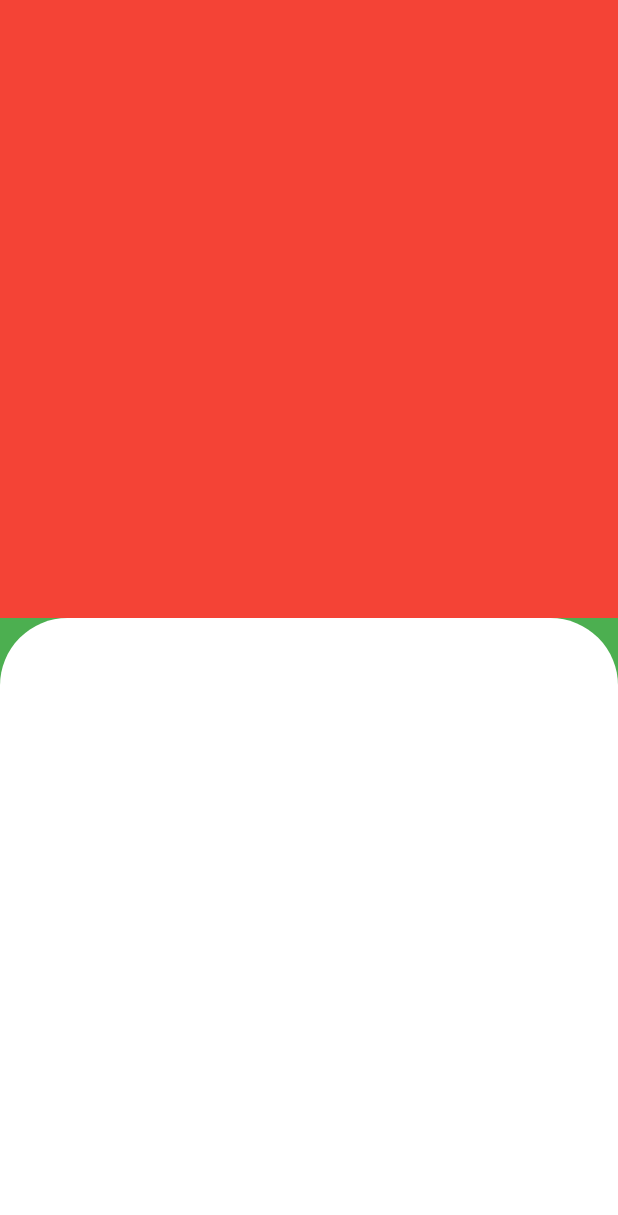
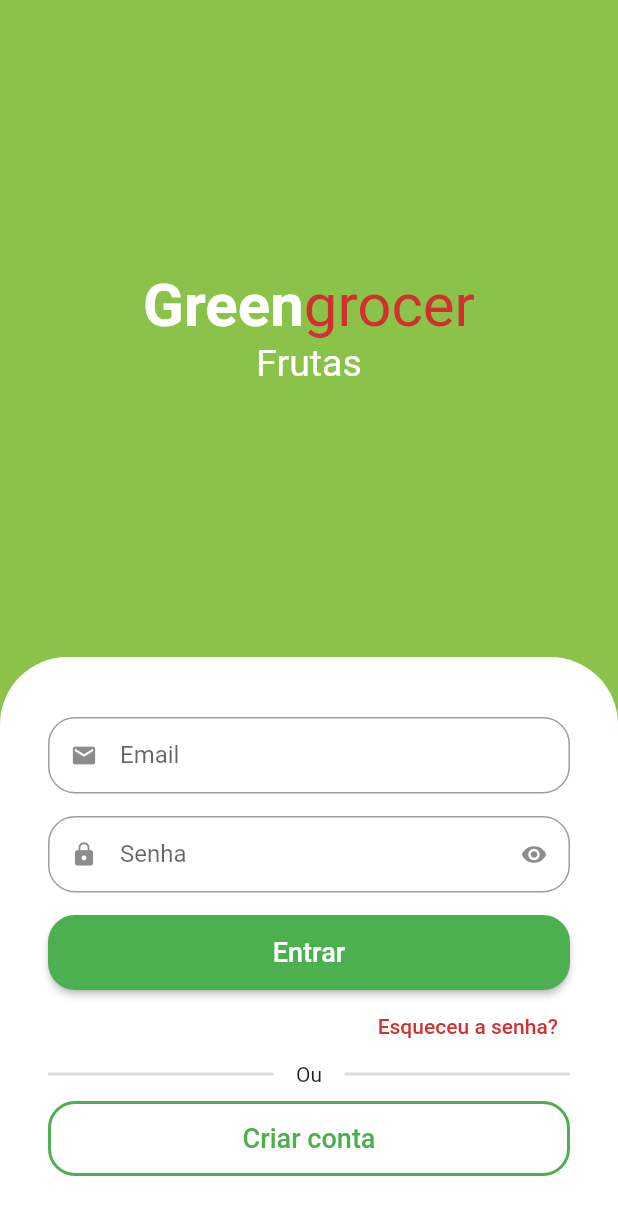
Before and after one commit to davicezarborgesdeveloper/greengrocer, a Flutter app: the screen it shows after launch, on a phone screen of 412 x 824 dp. Shown: the top 1215 px of the screen. Run offline on Flutter 3.47's test engine with Material 2 defaults, Android fonts, the phone set to English and light mode, and no system bars; drawn by our look-alikes of animated_text_kit.

Commit message:
tela de login

```diff
--- a/lib/main.dart
+++ b/lib/main.dart
@@ -13,7 +13,7 @@ class MyApp extends StatelessWidget {
     return MaterialApp(
       title: 'Flutter Demo',
       theme: ThemeData(
-        primarySwatch: Colors.blue,
+        primarySwatch: Colors.green,
       ),
       debugShowCheckedModeBanner: false,
       home: const SignInScreen(),
--- /dev/null
+++ b/lib/src/auth/components/custom_text_field.dart
@@ -0,0 +1,56 @@
+import 'package:flutter/material.dart';
+
+class CustomTextField extends StatefulWidget {
+  final IconData icon;
+  final String label;
+  final bool isSecret;
+
+  const CustomTextField({
+    Key? key,
+    required this.icon,
+    required this.label,
+    this.isSecret = false,
+  }) : super(key: key);
+
+  @override
+  State<CustomTextField> createState() => _CustomTextFieldState();
+}
+
+class _CustomTextFieldState extends State<CustomTextField> {
+  bool isObscure = false;
+
+  @override
+  void initState() {
+    super.initState();
+    isObscure = widget.isSecret;
+  }
+
+  @override
+  Widget build(BuildContext context) {
+    return Padding(
+      padding: const EdgeInsets.only(bottom: 15),
+      child: TextFormField(
+        obscureText: isObscure,
+        decoration: InputDecoration(
+          prefixIcon: Icon(widget.icon),
+          suffixIcon: widget.isSecret
+              ? IconButton(
+                  onPressed: () {
+                    setState(() {
+                      isObscure = !isObscure;
+                    });
+                  },
+                  icon:
+                      Icon(isObscure ? Icons.visibility : Icons.visibility_off),
+                )
+              : null,
+          labelText: widget.label,
+          isDense: true,
+          border: OutlineInputBorder(
+            borderRadius: BorderRadius.circular(18),
+          ),
+        ),
+      ),
+    );
+  }
+}
--- a/lib/src/auth/sign_in_screen.dart
+++ b/lib/src/auth/sign_in_screen.dart
@@ -1,26 +1,159 @@
+import 'package:animated_text_kit/animated_text_kit.dart';
 import 'package:flutter/material.dart';
+import 'package:greengrocer/src/auth/components/custom_text_field.dart';
+import 'package:greengrocer/src/config/custom_colors.dart';
 
 class SignInScreen extends StatelessWidget {
   const SignInScreen({Key? key}) : super(key: key);
 
   @override
   Widget build(BuildContext context) {
+    final size = MediaQuery.of(context).size;
     return Scaffold(
-      backgroundColor: Colors.green,
-      body: Column(children: [
+      backgroundColor: CustomColors.customSwatchColor,
+      body: SingleChildScrollView(
+        child: SizedBox(
+          height: size.height,
+          width: size.width,
+          child: Column(children: [
             Expanded(
-          child: Container(
-            color: Colors.red,
+              child: Column(
+                mainAxisAlignment: MainAxisAlignment.center,
+                children: [
+                  Text.rich(
+                    TextSpan(
+                      style: const TextStyle(fontSize: 40),
+                      children: [
+                        const TextSpan(
+                          text: 'Green',
+                          style: TextStyle(
+                            color: Colors.white,
+                            fontWeight: FontWeight.bold,
                           ),
                         ),
+                        TextSpan(
+                          text: 'grocer',
+                          style: TextStyle(
+                            color: CustomColors.customContrastColor,
+                          ),
+                        ),
+                      ],
+                    ),
+                  ),
+                  SizedBox(
+                    height: 30,
+                    child: DefaultTextStyle(
+                      style: const TextStyle(fontSize: 25),
+                      child: AnimatedTextKit(
+                        pause: Duration.zero,
+                        repeatForever: true,
+                        animatedTexts: [
+                          FadeAnimatedText('Frutas'),
+                          FadeAnimatedText('Verduras'),
+                          FadeAnimatedText('Lergumes'),
+                          FadeAnimatedText('Carnes'),
+                          FadeAnimatedText('Cereais'),
+                          FadeAnimatedText('Laticíneos'),
+                        ],
+                      ),
+                    ),
+                  ),
+                ],
+              ),
+            ),
+            Container(
+              padding: const EdgeInsets.symmetric(
+                horizontal: 32,
+                vertical: 40,
+              ),
+              decoration: const BoxDecoration(
+                color: Colors.white,
+                borderRadius: BorderRadius.vertical(
+                  top: Radius.circular(45),
+                ),
+              ),
+              child: Column(
+                crossAxisAlignment: CrossAxisAlignment.stretch,
+                children: [
+                  const CustomTextField(
+                    icon: Icons.email,
+                    label: 'Email',
+                  ),
+                  const CustomTextField(
+                    icon: Icons.lock,
+                    label: 'Senha',
+                    isSecret: true,
+                  ),
+                  SizedBox(
+                    height: 50,
+                    child: ElevatedButton(
+                      style: ElevatedButton.styleFrom(
+                        shape: RoundedRectangleBorder(
+                          borderRadius: BorderRadius.circular(18),
+                        ),
+                      ),
+                      onPressed: () {},
+                      child: const Text(
+                        'Entrar',
+                        style: TextStyle(fontSize: 18),
+                      ),
+                    ),
+                  ),
+                  Align(
+                    alignment: Alignment.centerRight,
+                    child: TextButton(
+                      onPressed: () {},
+                      child: Text(
+                        'Esqueceu a senha?',
+                        style:
+                            TextStyle(color: CustomColors.customContrastColor),
+                      ),
+                    ),
+                  ),
+                  Padding(
+                    padding: const EdgeInsets.only(bottom: 10),
+                    child: Row(
+                      children: [
                         Expanded(
-          child: Container(
-            decoration: BoxDecoration(
-                color: Colors.white,
-                borderRadius: BorderRadius.vertical(top: Radius.circular(45))),
+                          child: Divider(
+                            thickness: 2,
+                            color: Colors.grey.withAlpha(90),
+                          ),
+                        ),
+                        const Padding(
+                          padding: EdgeInsets.symmetric(horizontal: 15),
+                          child: Text('Ou'),
+                        ),
+                        Expanded(
+                          child: Divider(
+                            thickness: 2,
+                            color: Colors.grey.withAlpha(90),
+                          ),
+                        ),
+                      ],
+                    ),
+                  ),
+                  SizedBox(
+                    height: 50,
+                    child: OutlinedButton(
+                        style: OutlinedButton.styleFrom(
+                          shape: RoundedRectangleBorder(
+                            borderRadius: BorderRadius.circular(18),
+                          ),
+                          side: const BorderSide(width: 2, color: Colors.green),
+                        ),
+                        onPressed: () {},
+                        child: const Text(
+                          'Criar conta',
+                          style: TextStyle(fontSize: 18),
+                        )),
+                  )
+                ],
               ),
             )
           ]),
+        ),
+      ),
     );
   }
 }
--- /dev/null
+++ b/lib/src/config/custom_colors.dart
@@ -0,0 +1,20 @@
+import 'package:flutter/material.dart';
+
+Map<int, Color> _swatchOpacity = {
+  50: const Color.fromRGBO(139, 195, 74, 0.1),
+  100: const Color.fromRGBO(139, 195, 74, 0.2),
+  200: const Color.fromRGBO(139, 195, 74, 0.3),
+  300: const Color.fromRGBO(139, 195, 74, 0.4),
+  400: const Color.fromRGBO(139, 195, 74, 0.5),
+  500: const Color.fromRGBO(139, 195, 74, 0.6),
+  600: const Color.fromRGBO(139, 195, 74, 0.7),
+  700: const Color.fromRGBO(139, 195, 74, 0.8),
+  800: const Color.fromRGBO(139, 195, 74, 0.9),
+  900: const Color.fromRGBO(139, 195, 74, 1),
+};
+
+abstract class CustomColors {
+  static Color customContrastColor = Colors.red.shade700;
+  static MaterialColor customSwatchColor =
+      MaterialColor(0xFF8BC34A, _swatchOpacity);
+}
--- a/pubspec.yaml
+++ b/pubspec.yaml
@@ -35,6 +35,7 @@ dependencies:
   # The following adds the Cupertino Icons font to your application.
   # Use with the CupertinoIcons class for iOS style icons.
   cupertino_icons: ^1.0.2
+  animated_text_kit: ^4.2.2
 
 dev_dependencies:
   flutter_test:
```
Also changed, not shown: pubspec.lock. Lines whose indentation alone changed are shown as unchanged.
